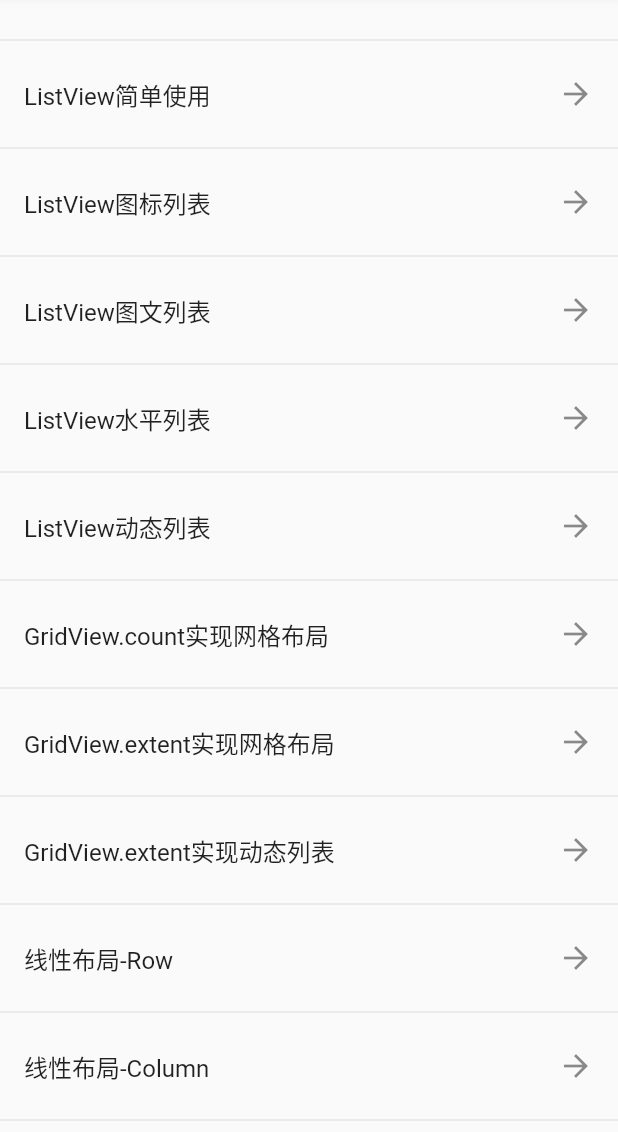
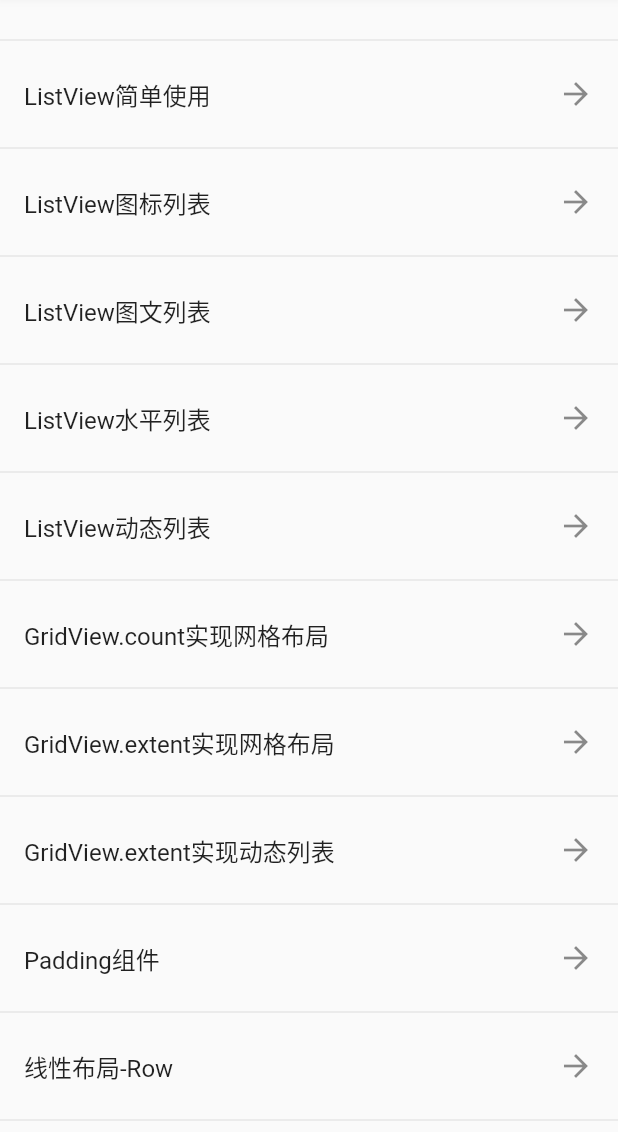
Before and after one commit to lsh-sh/FlutterStudy, a Flutter app: the screen it shows after launch, scrolled down 312 dp, on a phone screen of 412 x 824 dp, the part 104-1236 px from its top. Run offline on Flutter 3.47's test engine with Material 2 defaults, Android fonts, the phone set to English and light mode, and no system bars.

Commit message:
完成弹性布局的使用

```diff
--- a/lib/main.dart
+++ b/lib/main.dart
@@ -12,8 +12,11 @@ import './pages/listview5.dart';
 import './pages/gridview1.dart';
 import './pages/gridview2.dart';
 import './pages/gridview3.dart';
+import './pages/padding.dart';
 import './pages/row.dart';
 import './pages/column.dart';
+import './pages/flex_expanded.dart';
+import './pages/expanded_case.dart';
 
 void main() {
   runApp(MaterialApp(
@@ -37,8 +40,11 @@ class MyApp extends StatelessWidget {
     'GridView.count实现网格布局',
     'GridView.extent实现网格布局',
     'GridView.extent实现动态列表',
+    'Padding组件',
     '线性布局-Row',
     '线性布局-Column',
+    '弹性布局-Flex Expanded',
+    'Column和Row结合Expanded案例',
   ];
 
   final List<Widget> _pages = const [
@@ -55,8 +61,11 @@ class MyApp extends StatelessWidget {
     GridView1Page(),
     GridView2Page(),
     GridView3Page(),
+    PaddingPage(),
     RowPage(),
     ColumnPage(),
+    FlexExpandedPage(),
+    ExpandedCasePage()
   ];
 
   MyApp({super.key});
--- a/lib/pages/column.dart
+++ b/lib/pages/column.dart
@@ -1,5 +1,4 @@
 import 'package:flutter/material.dart';
-import '../listData.dart';
 
 class ColumnPage extends StatelessWidget {
   const ColumnPage({Key? key}) : super(key: key);
--- /dev/null
+++ b/lib/pages/padding.dart
@@ -0,0 +1,29 @@
+import 'package:flutter/material.dart';
+
+class PaddingPage extends StatelessWidget {
+  const PaddingPage({Key? key}) : super(key: key);
+
+  @override
+  Widget build(BuildContext context) {
+    return MaterialApp(
+      home: Scaffold(
+        appBar: AppBar(
+          title: const Text('Padding组件'),
+        ),
+        body: const MyApp(),
+      ),
+    );
+  }
+}
+
+class MyApp extends StatelessWidget {
+  const MyApp({Key? key}) : super(key: key);
+
+  @override
+  Widget build(BuildContext context) {
+    return const Padding(
+      padding: EdgeInsets.all(10), // 让子元素上下左右离外层10单位的间距
+      child: Text('你好 Flutter'),
+    );
+  }
+}
--- a/lib/pages/row.dart
+++ b/lib/pages/row.dart
@@ -1,5 +1,4 @@
 import 'package:flutter/material.dart';
-import '../listData.dart';
 
 class RowPage extends StatelessWidget {
   const RowPage({Key? key}) : super(key: key);
```
Also changed, not shown: lib/pages/expanded_case.dart (added, +71 -0 lines), lib/pages/flex_expanded.dart (added, +62 -0 lines), 1 other file.
